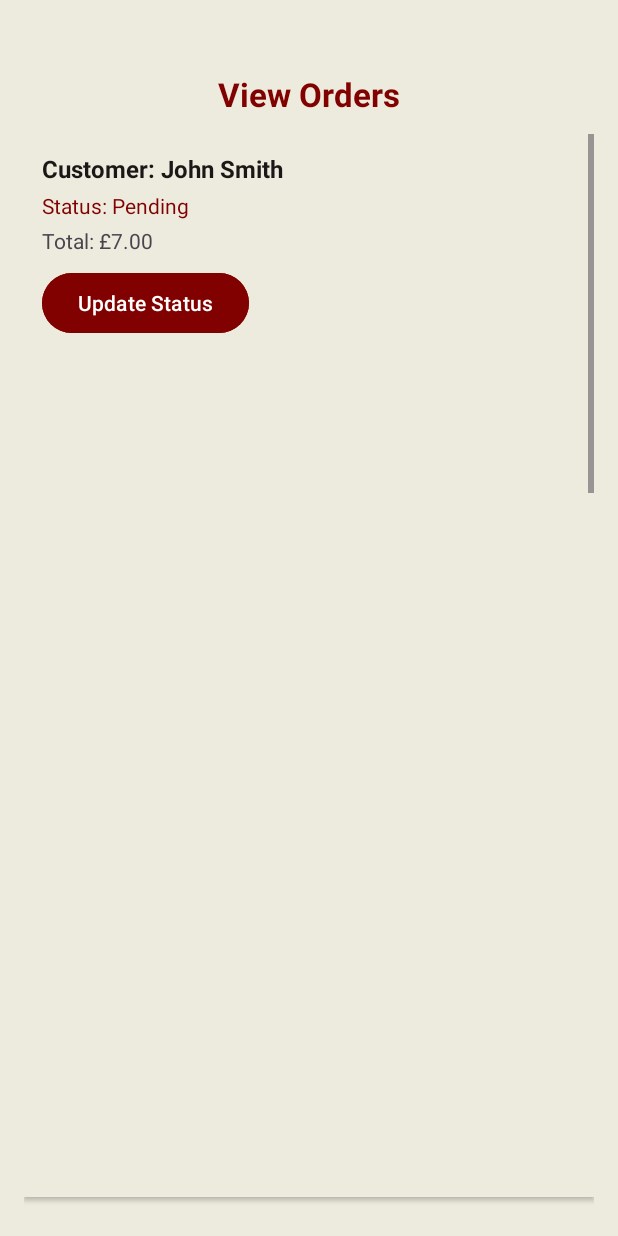
After one commit to Kowthar04/Cortado-AI, an Android app: the layout activity_view_orders.xml on its own in the app's theme, with its tools: preview values and no code run, on a phone screen of 412 x 824 dp. The commit adds this screen. Run offline under Robolectric (Android 15) with nearby library versions, the phone set to English and light mode, and no system bars.

Commit message:
Added Order viewing system for admin, making sure to implement admin-only viewing security practices through secure firestore access and also implemented update system from admin to customer.

```diff
--- a/app/src/main/AndroidManifest.xml
+++ b/app/src/main/AndroidManifest.xml
@@ -47,6 +47,9 @@
             android:name=".ManageMenuActivity"
             android:exported="true" />
 
+        <activity
+            android:name=".ViewOrdersActivity"
+            android:exported="true" />
 
 
     </application>
--- a/app/src/main/java/com/example/cafeshopassignment/AdminDashboardActivity.kt
+++ b/app/src/main/java/com/example/cafeshopassignment/AdminDashboardActivity.kt
@@ -6,6 +6,7 @@ import android.os.Bundle
 import android.widget.TextView
 import android.widget.Toast
 import androidx.appcompat.app.AppCompatActivity
+import com.example.cafeshopassignment.ViewOrdersActivity
 import com.google.firebase.auth.FirebaseAuth
 import com.google.firebase.firestore.FirebaseFirestore
 
@@ -52,7 +53,8 @@ class AdminDashboardActivity : AppCompatActivity() {
             }
         findViewById<com.google.android.material.card.MaterialCardView>(R.id.viewOrdersCard)
             .setOnClickListener {
-                Toast.makeText(this, "View Orders clicked", Toast.LENGTH_SHORT).show()
+                val intent = Intent(this, ViewOrdersActivity::class.java)
+               startActivity(intent)
             }
         findViewById<com.google.android.material.card.MaterialCardView>(R.id.feedbackCard)
             .setOnClickListener {
--- /dev/null
+++ b/app/src/main/res/layout/activity_view_orders.xml
@@ -0,0 +1,39 @@
+<?xml version="1.0" encoding="utf-8"?>
+<androidx.constraintlayout.widget.ConstraintLayout
+    xmlns:android="http://schemas.android.com/apk/res/android"
+    xmlns:app="http://schemas.android.com/apk/res-auto"
+    xmlns:tools="http://schemas.android.com/tools"
+    android:layout_width="match_parent"
+    android:layout_height="match_parent"
+    android:background="#EDEBDD"
+    android:padding="16dp"
+    tools:context=".ViewOrdersActivity">
+
+
+    <TextView
+        android:id="@+id/ordersTitle"
+        android:layout_width="wrap_content"
+        android:layout_height="wrap_content"
+        android:text="View Orders"
+        android:textColor="#810100"
+        android:textStyle="bold"
+        android:textSize="22sp"
+        app:layout_constraintTop_toTopOf="parent"
+        app:layout_constraintStart_toStartOf="parent"
+        app:layout_constraintEnd_toEndOf="parent"
+        android:layout_marginTop="32dp" />
+
+
+    <androidx.recyclerview.widget.RecyclerView
+        android:id="@+id/ordersRecyclerView"
+        android:layout_width="0dp"
+        android:layout_height="0dp"
+        android:scrollbars="vertical"
+        app:layout_constraintTop_toBottomOf="@id/ordersTitle"
+        app:layout_constraintBottom_toBottomOf="parent"
+        app:layout_constraintStart_toStartOf="parent"
+        app:layout_constraintEnd_toEndOf="parent"
+        android:layout_marginTop="12dp"
+        tools:listitem="@layout/item_order_admin" />
+
+</androidx.constraintlayout.widget.ConstraintLayout>
--- /dev/null
+++ b/app/src/main/res/layout/item_order_admin.xml
@@ -0,0 +1,43 @@
+<?xml version="1.0" encoding="utf-8"?>
+<LinearLayout xmlns:android="http://schemas.android.com/apk/res/android"
+    android:layout_width="match_parent"
+    android:layout_height="match_parent"
+    android:orientation="vertical"
+    android:padding="12dp"
+    android:layout_marginBottom="10dp"
+    android:background="#EDEBDD"
+    android:elevation="2dp">
+
+    <TextView
+        android:id="@+id/customerName"
+        android:layout_width="wrap_content"
+        android:layout_height="wrap_content"
+        android:text="Customer: John Smith"
+        android:textStyle="bold"
+        android:textColor="#1B1717"
+        android:textSize="16sp"/>
+
+    <TextView
+        android:id="@+id/orderStatus"
+        android:layout_width="wrap_content"
+        android:layout_height="wrap_content"
+        android:text="Status: Pending"
+        android:textColor="#810100"
+        android:layout_marginTop="4dp"/>
+
+    <TextView
+        android:id="@+id/orderTotal"
+        android:layout_width="wrap_content"
+        android:layout_height="wrap_content"
+        android:text="Total: £7.00"
+        android:layout_marginTop="4dp"/>
+
+    <Button
+        android:id="@+id/updateStatusButton"
+        android:layout_width="wrap_content"
+        android:layout_height="wrap_content"
+        android:text="Update Status"
+        android:textColor="@android:color/white"
+        android:backgroundTint="#810100"
+        android:layout_marginTop="8dp" />
+</LinearLayout>
```
Also changed, not shown: app/src/main/java/com/example/cafeshopassignment/ViewOrdersActivity.kt (added, +110 -0 lines), app/src/main/java/com/example/cafeshopassignment/adapters/AdminOrderAdapter.kt (added, +39 -0 lines), app/src/main/java/com/example/cafeshopassignment/models/Order.kt (+8 -9 lines).
